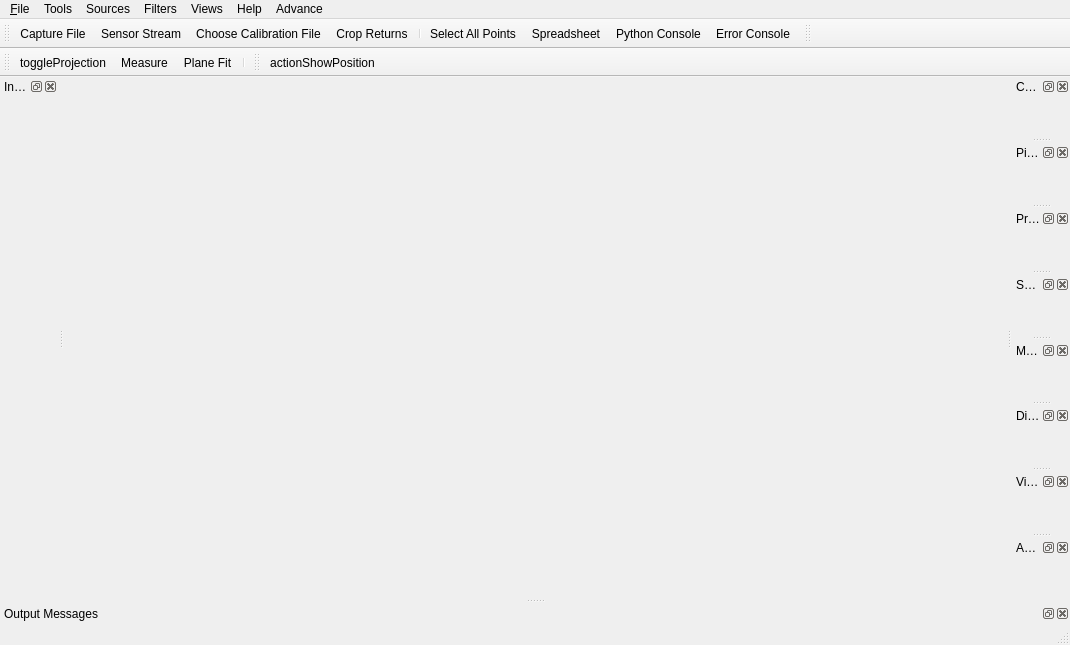
Before: the Qt Designer form Application/vvMainWindow.ui in Kitware/LidarView, drawn with Qt 5.
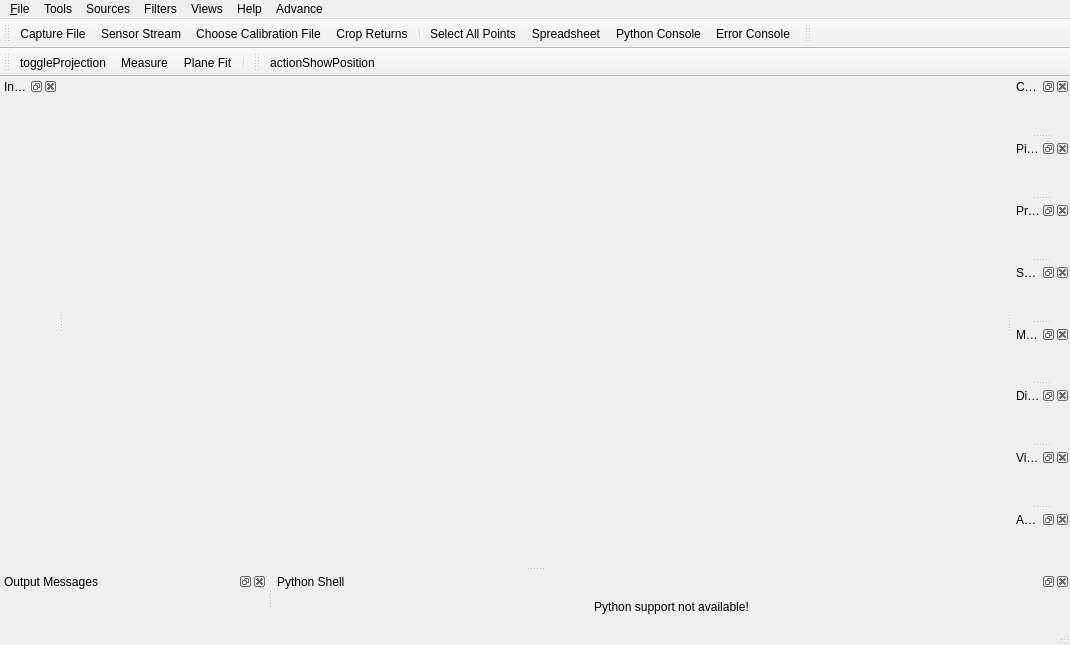
After: the same form once the commit is applied. Icons and pictures are not drawn. Custom widgets are drawn as their Qt base class.

Commit message:
[feat] Use pqPythonShell instead of pqPythonDialog.
This is needed because pqPythonDialog has been deprecated in
Paraview 5.5.

What changed in the file:
```diff
--- a/Application/vvMainWindow.ui
+++ b/Application/vvMainWindow.ui
@@ -307,6 +307,43 @@
     </property>
    </widget>
   </widget>
+  <widget class="QDockWidget" name="pythonShellDock">
+   <property name="sizePolicy">
+    <sizepolicy hsizetype="Preferred" vsizetype="MinimumExpanding">
+     <horstretch>0</horstretch>
+     <verstretch>0</verstretch>
+    </sizepolicy>
+   </property>
+   <property name="floating">
+    <bool>false</bool>
+   </property>
+   <property name="windowTitle">
+    <string>Python Shell</string>
+   </property>
+   <attribute name="dockWidgetArea">
+    <number>8</number>
+   </attribute>
+   <widget class="QWidget" name="pythonShellDummy">
+    <property name="sizePolicy">
+     <sizepolicy hsizetype="MinimumExpanding" vsizetype="MinimumExpanding">
+      <horstretch>0</horstretch>
+      <verstretch>0</verstretch>
+     </sizepolicy>
+    </property>
+    <layout class="QHBoxLayout" name="horizontalLayout">
+     <item>
+      <widget class="QLabel" name="label">
+       <property name="text">
+        <string>Python support not available!</string>
+       </property>
+       <property name="alignment">
+        <set>Qt::AlignCenter</set>
+       </property>
+      </widget>
+     </item>
+    </layout>
+   </widget>
+  </widget>
   <action name="actionE_xit">
    <property name="text">
     <string>E&amp;xit</string>
```
The commit also changes 3 other files.
